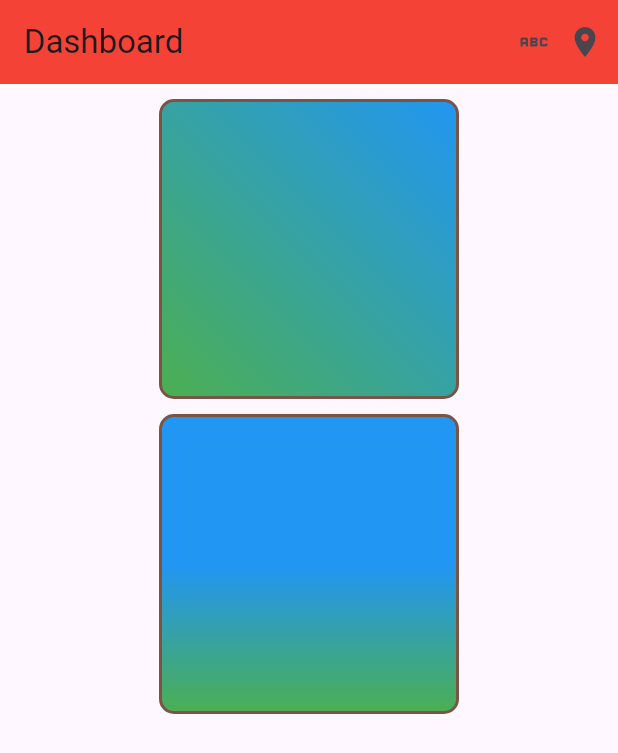
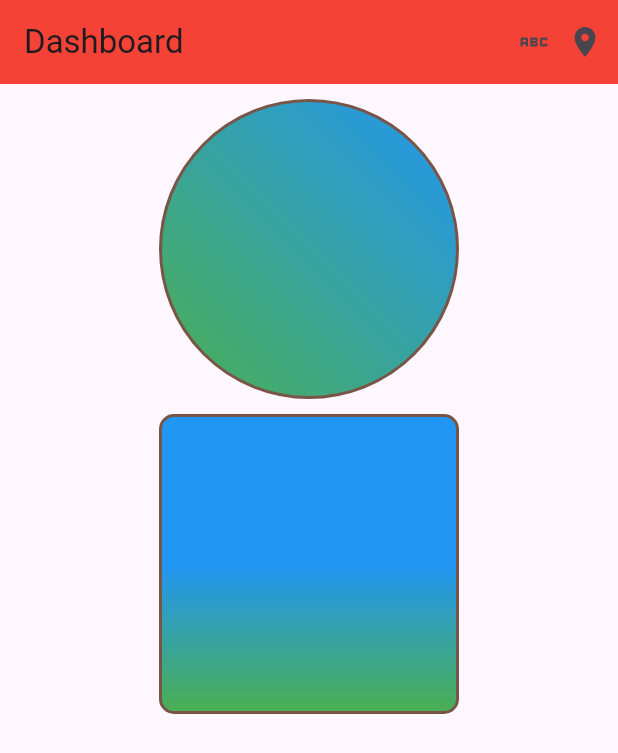
Before and after one commit to RIOKOWI/flutter_container, a Flutter app: the screen it shows after launch, on a phone screen of 412 x 824 dp. Shown: the top 753 px of the screen. Run offline on Flutter 3.47's test engine with Material 3 defaults, Android fonts, the phone set to English and light mode, and no system bars.

Commit message:
child 1 buat jadi bulat

```diff
--- a/lib/main.dart
+++ b/lib/main.dart
@@ -44,7 +44,7 @@ class Home extends StatelessWidget {
                     margin: EdgeInsets.only(top: 10),
                     decoration: BoxDecoration(
                       color: Colors.yellow,
-                      borderRadius: BorderRadius.circular(10),
+                      shape: BoxShape.circle,
                       gradient: LinearGradient(
                         begin: Alignment.topRight,
                         end: Alignment.bottomLeft,
```
